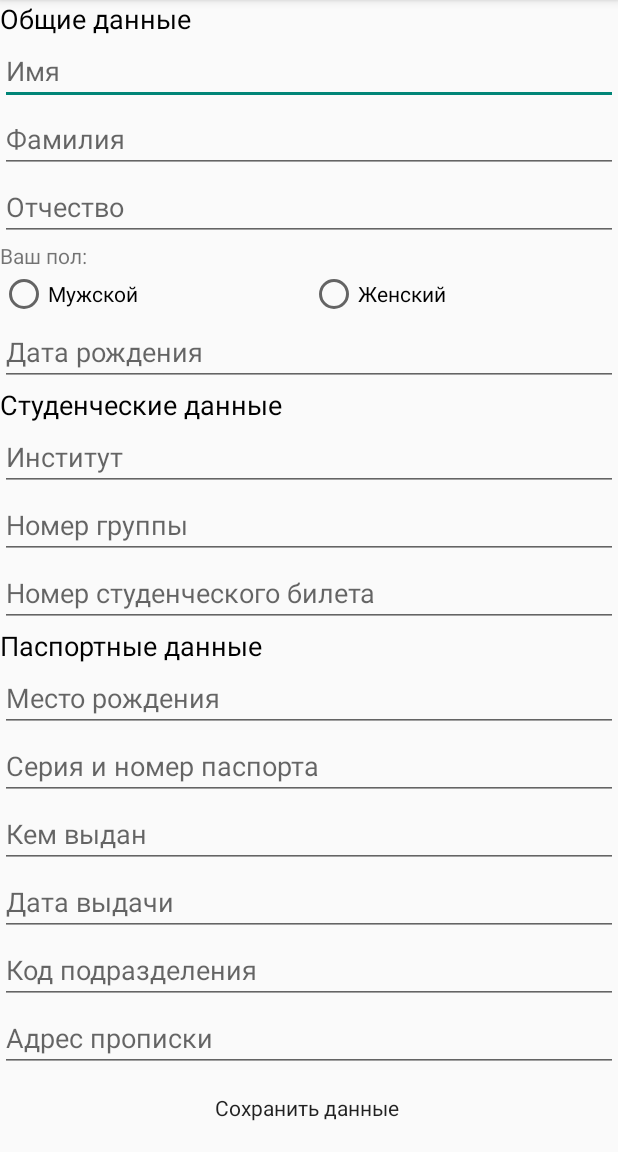
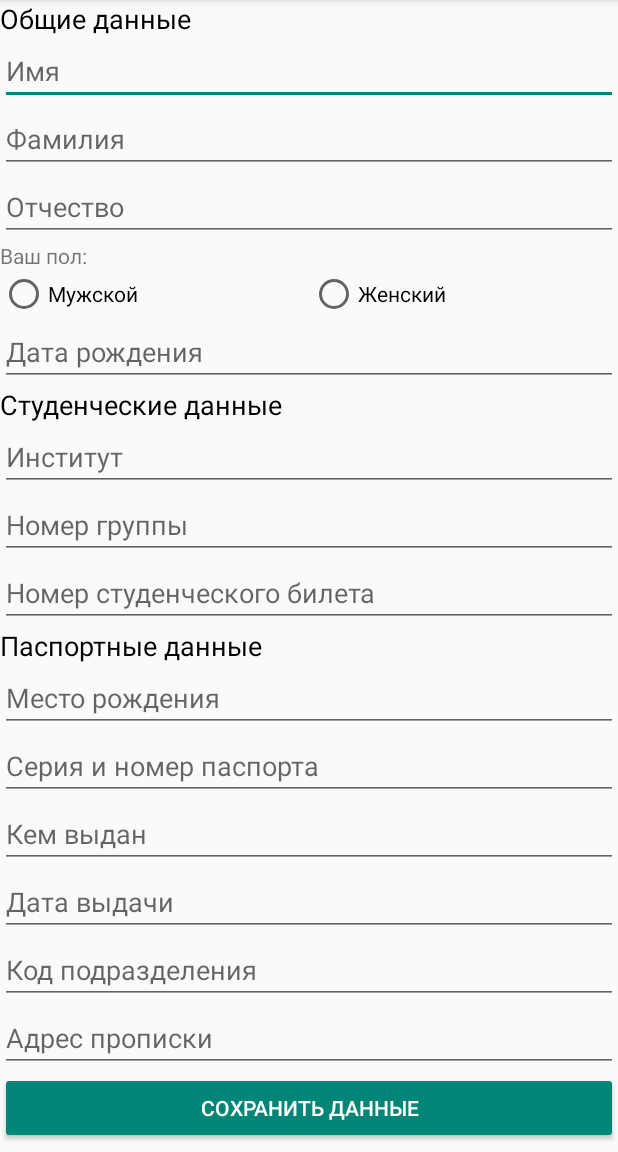
Before and after one commit to elkasvirElka/DocumentSender, an Android app: the RegistrationActivity screen opened directly, with no data from a screen before it, on a phone screen of 412 x 824 dp, the part 84-1236 px from its top. Run offline under Robolectric (Android 15) with nearby library versions, the phone set to English and light mode, and no system bars.

Commit message:
it's all

```diff
--- a/app/src/main/res/layout/registration.xml
+++ b/app/src/main/res/layout/registration.xml
@@ -118,6 +118,7 @@
                 android:layout_height="wrap_content"
                 android:text="Паспортные данные"
                 android:textColor="@android:color/black"
+                android:textColorLink="@android:color/darker_gray"
                 android:textSize="18dp" />
 
             <EditText
@@ -168,11 +169,14 @@
                 android:inputType="textPersonName"
                 android:hint="Адрес прописки" />
 
-            <Button style="@style/Widget.AppCompat.Light.ActionButton.Overflow"
+            <Button
                 android:id="@+id/button"
+                style="@style/Widget.AppCompat.Button.Colored"
                 android:layout_width="match_parent"
                 android:layout_height="wrap_content"
-                android:text="Сохранить данные" />
+                android:layout_gravity="center"
+                android:text="Сохранить данные"
+                android:textColorLink="@color/colorPrimary" />
 
         </LinearLayout>
     </ScrollView>
--- a/app/src/main/res/values/colors.xml
+++ b/app/src/main/res/values/colors.xml
@@ -1,6 +1,6 @@
 <?xml version="1.0" encoding="utf-8"?>
 <resources>
-    <color name="colorPrimary">#3F51B5</color>
-    <color name="colorPrimaryDark">#303F9F</color>
-    <color name="colorAccent">#FF4081</color>
+    <color name="colorPrimary">#3f51b5</color>
+    <color name="colorPrimaryDark">#303f9f</color>
+    <color name="colorAccent">#ff4081</color>
 </resources>
```
